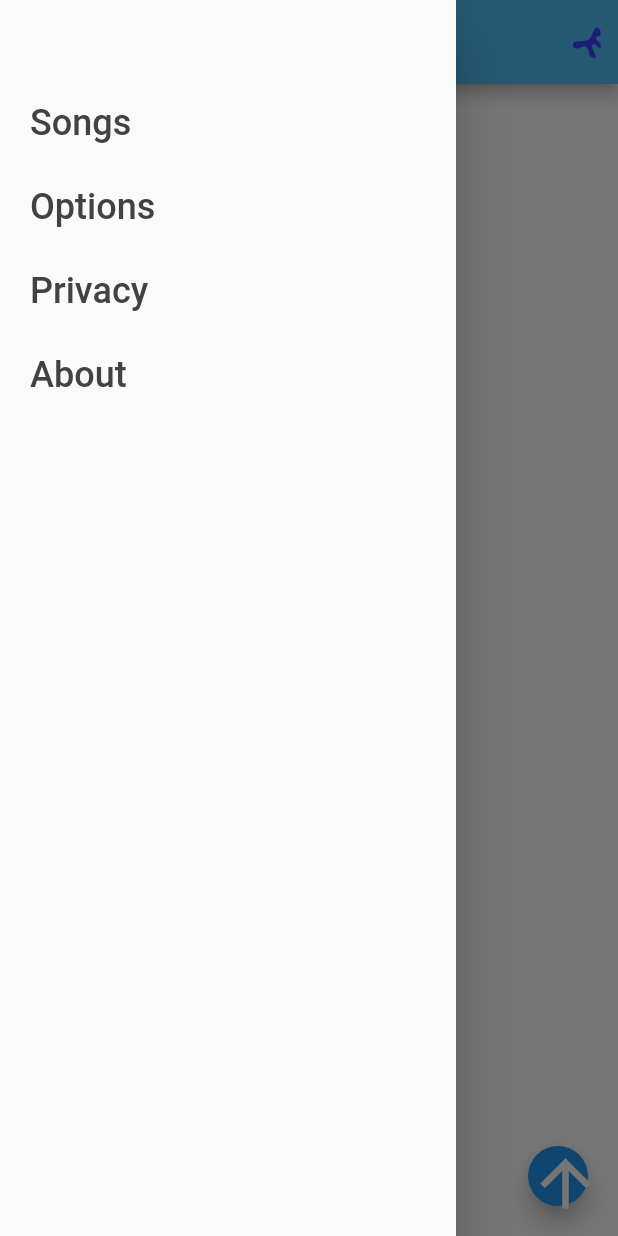
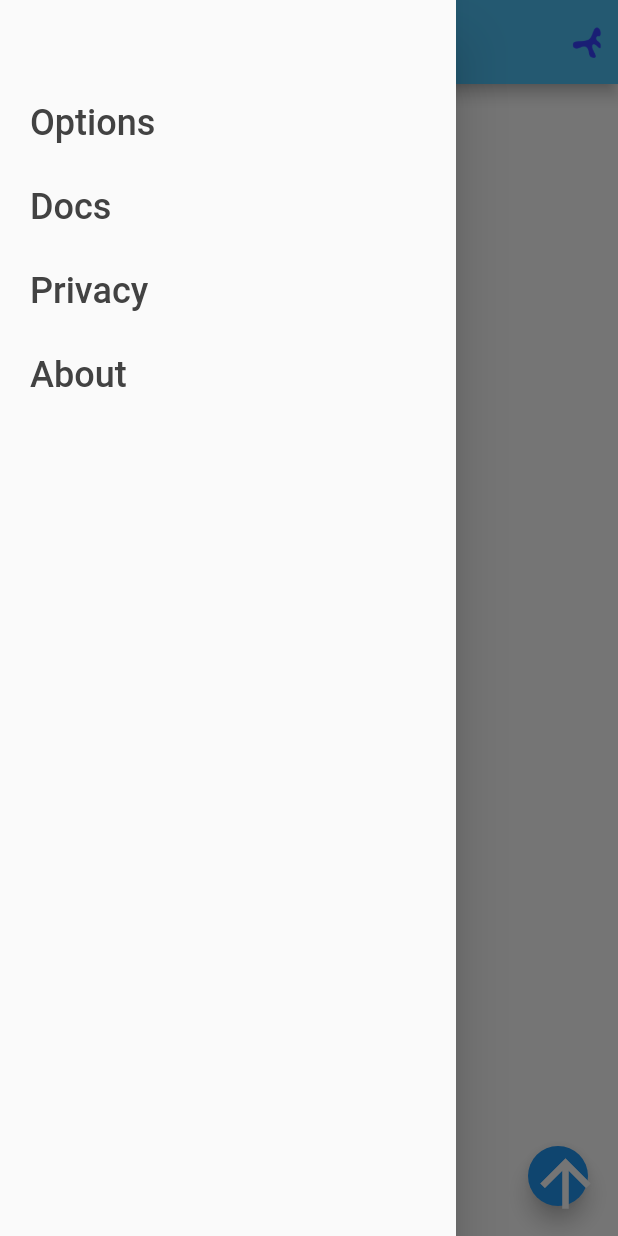
Before and after one commit to pearlbob/bsteele_music_flutter, a Flutter app: the screen it shows after launch, with the side drawer open, on a phone screen of 412 x 824 dp. Run offline on Flutter 3.47's test engine with Material 2 defaults, Android fonts, the phone set to English and light mode, and no system bars; our stand-ins replace file_picker, flutter_markdown, js, logger, package_info, shared_preferences; missing offline and left inert: bsteeleMusicLib, dart:html, universal_html; network calls fail.

Commit message:
Documentation page, phone font adjust, isNotPhone, list adjustment

```diff
--- a/lib/main.dart
+++ b/lib/main.dart
@@ -1,18 +1,21 @@
 import 'dart:async';
 import 'dart:collection';
 import 'dart:convert';
+import 'dart:io';
 import 'dart:math';
 
 import 'package:bsteeleMusicLib/appLogger.dart';
 import 'package:bsteeleMusicLib/songs/song.dart';
 import 'package:bsteeleMusicLib/songs/songMetadata.dart';
 import 'package:bsteele_music_flutter/screens/about.dart';
+import 'package:bsteele_music_flutter/screens/documentation.dart';
 import 'package:bsteele_music_flutter/screens/edit.dart';
 import 'package:bsteele_music_flutter/screens/options.dart';
 import 'package:bsteele_music_flutter/screens/player.dart';
 import 'package:bsteele_music_flutter/screens/privacy.dart';
 import 'package:bsteele_music_flutter/screens/songs.dart';
 import 'package:bsteele_music_flutter/util/screen.dart';
+import 'package:flutter/foundation.dart';
 import 'package:flutter/material.dart';
 import 'package:flutter/services.dart';
 import 'package:http/http.dart' as http;
@@ -46,6 +49,9 @@ fix key guess
 wider fade area on player
 edit: slash note pulldown
  */
+
+final bool isNotPhone = kIsWeb || Platform.isLinux || Platform.isMacOS || Platform.isWindows;
+final bool isPhone = !isNotPhone;
 
 void addSong(Song song) {
   logger.i('addSong( ${song.toString()} )');
@@ -86,6 +92,7 @@ class MyApp extends StatelessWidget {
         '/options': (context) => Options(),
         '/edit': (context) => Edit(initialSong: _selectedSong),
         '/privacy': (context) => Privacy(),
+        '/documentation': (context) => Documentation(),
         '/about': (context) => About(),
       },
     );
@@ -212,7 +219,7 @@ class _MyHomePageState extends State<MyHomePage> {
 
     ScreenInfo screenInfo = ScreenInfo(context);
     final double mediaWidth = screenInfo.mediaWidth;
-    final bool _isTooNarrow = screenInfo.isTooNarrow;
+    bool _isTooNarrow = screenInfo.isTooNarrow;
     final double titleScaleFactor = screenInfo.titleScaleFactor;
     final double artistScaleFactor = screenInfo.artistScaleFactor;
     final TextStyle titleTextStyle = TextStyle(fontWeight: FontWeight.bold);
@@ -228,7 +235,10 @@ class _MyHomePageState extends State<MyHomePage> {
         child: Container(
             color: oddEven ? Colors.white : Colors.grey[100],
             child: ListTile(
-              title: Row(
+              title: Column(crossAxisAlignment: CrossAxisAlignment.start, children: <Widget>[
+                if (isNotPhone)
+                  Container(
+                    child: Row(
                       mainAxisAlignment: MainAxisAlignment.spaceBetween,
                       crossAxisAlignment: CrossAxisAlignment.baseline,
                       children: <Widget>[
@@ -252,6 +262,23 @@ class _MyHomePageState extends State<MyHomePage> {
                         ),
                       ],
                     ),
+                  ),
+                if (isPhone)
+                  Column(
+                    crossAxisAlignment: CrossAxisAlignment.start,
+                    children: <Widget>[
+                      Text(
+                        song.getTitle(),
+                        textScaleFactor: titleScaleFactor,
+                        style: titleTextStyle,
+                      ),
+                      Text(
+                        '      ' + song.getArtist(),
+                        textScaleFactor: artistScaleFactor,
+                      ),
+                    ],
+                  ),
+              ]),
             )),
         onTap: () {
           _navigateToPlayer(context, song);
@@ -353,6 +380,7 @@ class _MyHomePageState extends State<MyHomePage> {
             Container(
               height: 50,
             ), //  filler for notched phones
+            if (isNotPhone) //  no files on phones!
               ListTile(
                 title: Text(
                   "Songs",
@@ -371,14 +399,13 @@ class _MyHomePageState extends State<MyHomePage> {
                 _navigateToOptions(context);
               },
             ),
-            if (!_isTooNarrow) //  no edits on phones!
             ListTile(
               title: Text(
-                  "Edit",
+                "Docs",
                 style: _navTextStyle,
               ),
               onTap: () {
-                  _navigateToEdit(context, _selectedSong);
+                _navigateToDocumentation(context);
               },
             ),
             ListTile(
@@ -425,7 +452,7 @@ class _MyHomePageState extends State<MyHomePage> {
                       hintText: "Enter search filter string here.",
                     ),
                     autofocus: true,
-                    style: new TextStyle(fontSize: titleScaleFactor * 14),
+                    style: new TextStyle(fontSize: titleScaleFactor * 24),
                     onChanged: (text) {
                       logger.v('search text: "$text"');
                       _searchSongs(_searchTextFieldController.text);
@@ -519,6 +546,8 @@ class _MyHomePageState extends State<MyHomePage> {
       ),
     );
   }
+
+  bool get _canEdit => isNotPhone && !_isTooNarrow;
 
   void _searchSongs(String search) {
     if (search == null) {
@@ -631,19 +660,18 @@ class _MyHomePageState extends State<MyHomePage> {
     });
   }
 
-  _navigateToEdit(BuildContext context, Song song) async {
-    await Navigator.push(
-      context,
-      MaterialPageRoute(builder: (context) => Edit(initialSong: song)),
-    );
-    Navigator.pop(context);
-    setState(() {});
-  }
-
   _navigateToAbout(BuildContext context) async {
     await Navigator.push(
       context,
       MaterialPageRoute(builder: (context) => About()),
+    );
+    Navigator.pop(context);
+  }
+
+  _navigateToDocumentation(BuildContext context) async {
+    await Navigator.push(
+      context,
+      MaterialPageRoute(builder: (context) => Documentation()),
     );
     Navigator.pop(context);
   }
@@ -657,6 +685,7 @@ class _MyHomePageState extends State<MyHomePage> {
   }
 
   List<DropdownMenuItem<SongIdMetadata>> metadataDropDownMenuList;
+  bool _isTooNarrow = false;
 
   TextEditingController _searchTextFieldController;
   FocusNode _searchFocusNode;
--- a/lib/screens/edit.dart
+++ b/lib/screens/edit.dart
@@ -723,7 +723,7 @@ class _Edit extends State<Edit> {
                       ),
                     ]),
                     Container(
-                      padding: EdgeInsets.only(right: 24, bottom: 24.0),
+                      padding: EdgeInsets.all( 16.0),
                       child: Column(crossAxisAlignment: CrossAxisAlignment.start, children: <Widget>[
                         //  pre-configured table of edit widgets
                         _table,
--- a/lib/screens/player.dart
+++ b/lib/screens/player.dart
@@ -24,6 +24,7 @@ import 'package:flutter/services.dart';
 import 'package:universal_html/html.dart' as html;
 
 import '../appOptions.dart';
+import '../main.dart';
 
 /*
 
@@ -96,7 +97,8 @@ class _Player extends State<Player> {
     double _screenHeight = MediaQuery.of(context).size.height;
     _screenOffset = _screenHeight / 2;
     _isTooNarrow = _screenWidth <= 800;
-    final double fontSize = _defaultFontSize * min(5, max(1, _screenWidth / 650)) / (_isTooNarrow ? 2 : 1);
+    final double fontSize =
+        isPhone ? _defaultFontSize : _defaultFontSize * min(5, max(1, _screenWidth / 650)) / (_isTooNarrow ? 2 : 1);
     final double fontScale = fontSize / _defaultFontSize;
 
     final double lyricsFontSize = fontSize * 0.75;
@@ -482,7 +484,7 @@ With escape, the app goes back to the play list.''',
                                         onPressed: () {},
                                       ),
                                     ),
-                                  if (!_isTooNarrow)
+                                  if (kIsWeb && !_isTooNarrow)
                                     FlatButton.icon(
                                       padding: const EdgeInsets.all(8),
                                       color: Colors.lightBlue[300],
--- a/pubspec.yaml
+++ b/pubspec.yaml
@@ -29,6 +29,7 @@ dependencies:
   universal_html: ">=1.2.3"
   intl: ">=0.16.1"
   path_provider: ">=1.6.14"
+  flutter_markdown: ">=0.4.4"
 
   bsteeleMusicLib:
     path: ../bsteeleMusicLib
```
Also changed, not shown: lib/screens/documentation.dart (added, +186 -0 lines), lib/screens/privacy.dart (+10 -17 lines). Lines whose indentation alone changed are shown as unchanged.
